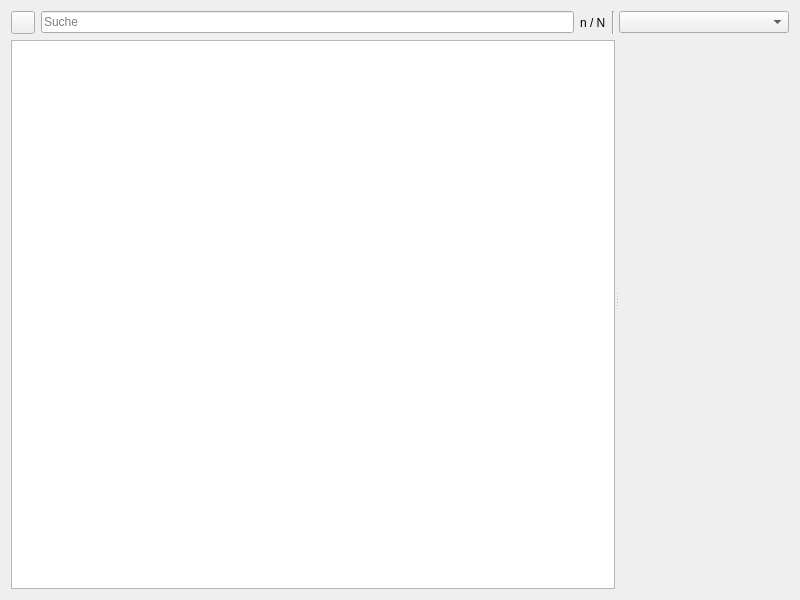
First picture: the form in kleiner-brauhelfer/dialogs/dlgprintout.ui, repository kleiner-brauhelfer/kleiner-brauhelfer-2, before the edit.
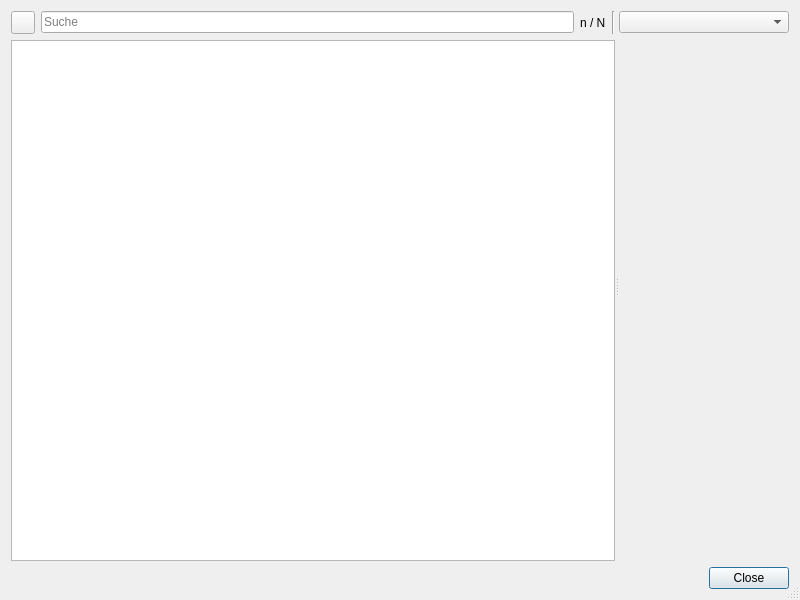
Second picture: the form after the edit. Icons and pictures are not drawn. Custom widgets are drawn as their Qt base class.

```diff
--- a/kleiner-brauhelfer/dialogs/dlgprintout.ui
+++ b/kleiner-brauhelfer/dialogs/dlgprintout.ui
@@ -14,7 +14,10 @@
    <string>Ausdruck</string>
   </property>
   <property name="windowIcon">
-   <iconset theme="printout"/>
+   <iconset theme="tabzusammenfassung"/>
+  </property>
+  <property name="sizeGripEnabled">
+   <bool>true</bool>
   </property>
   <layout class="QVBoxLayout" name="verticalLayout_3">
    <item>
@@ -118,6 +121,13 @@
      </widget>
     </widget>
    </item>
+   <item>
+    <widget class="QDialogButtonBox" name="buttonBox">
+     <property name="standardButtons">
+      <set>QDialogButtonBox::Close</set>
+     </property>
+    </widget>
+   </item>
   </layout>
  </widget>
  <customwidgets>
```
Left out of the diff: 35 changed lines with no effect on the pictures.
